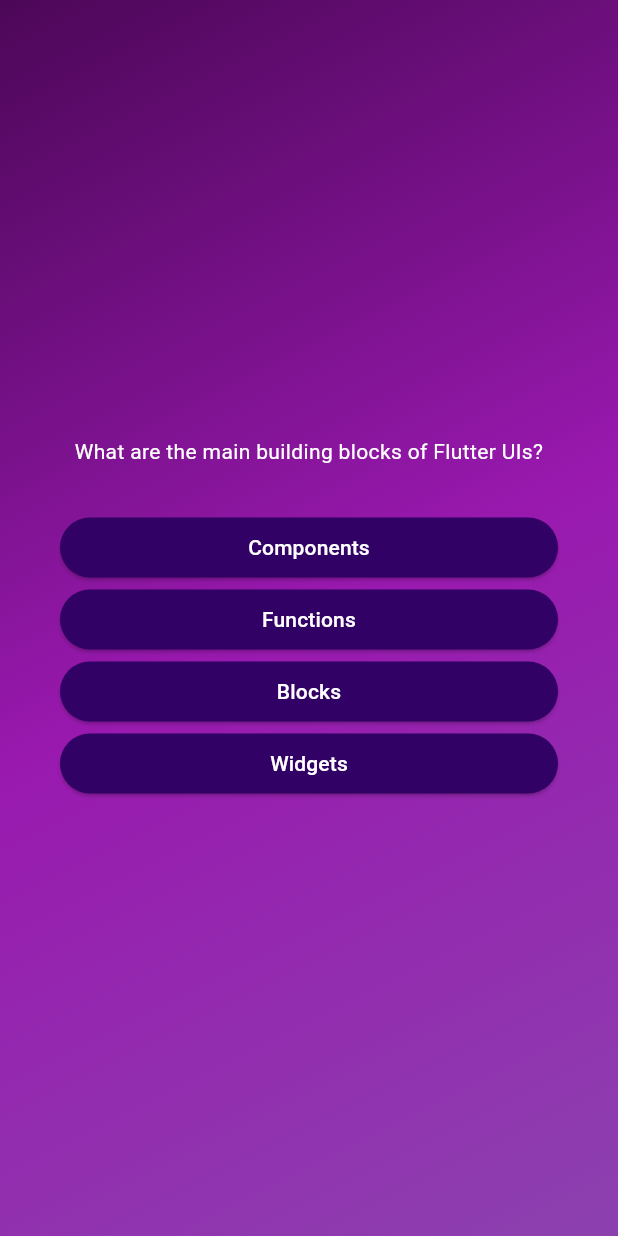
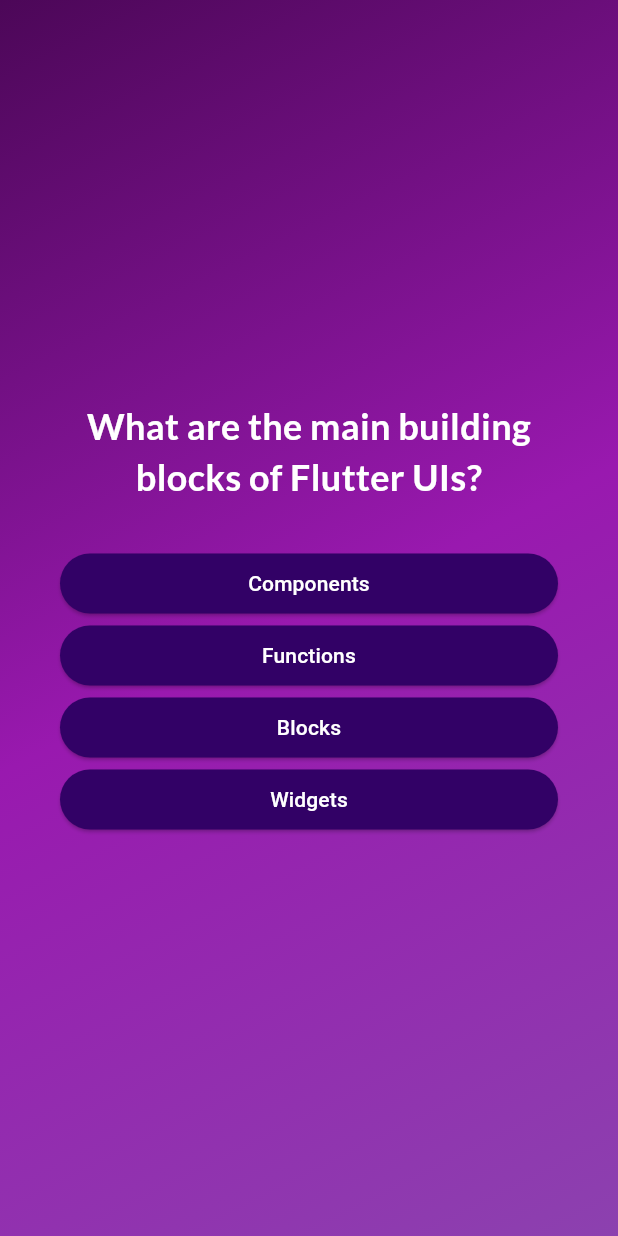
Before and after one commit to prithvirajbaral/quizz_app, a Flutter app: the screen it shows after launch, after a tap on "Start Quiz", on a phone screen of 412 x 824 dp. Run offline on Flutter 3.47's test engine with Material 3 defaults, Android fonts, the phone set to English and light mode, and no system bars; our stand-ins replace google_fonts.

Commit message:
add googleFont package to design the question text by cmd line "flutter pub add google-fonts"

```diff
--- a/lib/question_screen.dart
+++ b/lib/question_screen.dart
@@ -1,6 +1,7 @@
 import 'package:flutter/material.dart';
 import 'package:quizz_app/answers_button.dart';
 import 'package:quizz_app/data/questions.dart';
+import 'package:google_fonts/google_fonts.dart';
 
 class QuestionScreen extends StatefulWidget {
   const QuestionScreen({super.key});
@@ -34,7 +35,10 @@ class _QuestionScreen extends State<QuestionScreen> {
           children: [
             Text(
               currentQuestion.text,
-              style: const TextStyle(color: Colors.white),
+              style: GoogleFonts.lato(
+                  color: Colors.white,
+                  fontSize: 24,
+                  fontWeight: FontWeight.bold),
               textAlign: TextAlign.center,
             ),
             const SizedBox(
--- a/pubspec.yaml
+++ b/pubspec.yaml
@@ -35,6 +35,7 @@ dependencies:
   # The following adds the Cupertino Icons font to your application.
   # Use with the CupertinoIcons class for iOS style icons.
   cupertino_icons: ^1.0.8
+  google_fonts: ^6.2.1
 
 dev_dependencies:
   flutter_test:
```
Also changed, not shown: pubspec.lock, 1 other file.
